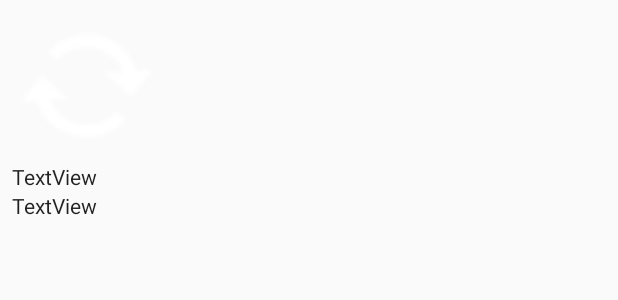
After one commit to monLenjojo/HOLTEK14thLamp, an Android app: the layout discover_recycler_layout.xml on its own in the app's theme, with its tools: preview values and no code run, on a phone screen of 412 x 824 dp. The commit adds this screen. Shown: the top 300 px of the screen. Run offline under Robolectric (Android 15) with nearby library versions, the phone set to English and light mode, and no system bars.

Commit message:
add discover activity and the function to download

```diff
--- a/app/src/main/AndroidManifest.xml
+++ b/app/src/main/AndroidManifest.xml
@@ -11,7 +11,8 @@
         android:roundIcon="@mipmap/ic_launcher_round"
         android:supportsRtl="true"
         android:theme="@style/AppTheme">
-        <activity android:name=".RegisterActivity"></activity>
+        <activity android:name=".DiscoverActivity"></activity>
+        <activity android:name=".RegisterActivity" />
         <activity android:name=".UserInfoActivity" />
         <activity android:name=".LoginActivity" />
         <activity android:name=".MainActivity">
--- a/app/src/main/java/com/tsc/holtek14th/LoginActivity.java
+++ b/app/src/main/java/com/tsc/holtek14th/LoginActivity.java
@@ -59,6 +59,7 @@ public class LoginActivity extends AppCompatActivity {
                 if (firebaseAuth.getCurrentUser() != null) {
                     setResult(RESULT_OK);
                     finish();
+                    overridePendingTransition(R.anim.slide_in_left, R.anim.slide_in_left);
                 }
             }
         });
@@ -99,6 +100,7 @@ public class LoginActivity extends AppCompatActivity {
                                         public void onClick(DialogInterface dialogInterface, int i) {
                                             Intent registerPage = new Intent(LoginActivity.this, RegisterActivity.class);
                                             startActivity(registerPage);
+                                            overridePendingTransition(R.anim.slide_in_left, R.anim.slide_in_left);
                                         }
                                     })
                                     .setPositiveButton("好", null)
@@ -113,6 +115,7 @@ public class LoginActivity extends AppCompatActivity {
     public void register(View view){
         Intent registerPage = new Intent(LoginActivity.this, RegisterActivity.class);
         startActivity(registerPage);
+        overridePendingTransition(R.anim.slide_in_left, R.anim.slide_in_left);
     }
 
     public void setUserDataSharedPreferences(FirebaseUser userAuth){
--- a/app/src/main/java/com/tsc/holtek14th/recyclerAdapter/MyLibraryRecyclerAdapter.java
+++ b/app/src/main/java/com/tsc/holtek14th/myLibraryFunction/MyLibraryRecyclerAdapter.java
@@ -1,4 +1,4 @@
-package com.tsc.holtek14th.recyclerAdapter;
+package com.tsc.holtek14th.myLibraryFunction;
 
 import android.content.Context;
 import android.support.annotation.NonNull;
--- a/app/src/main/java/com/tsc/holtek14th/recyclerFunction/MyLibraryRecyclerFunction.java
+++ b/app/src/main/java/com/tsc/holtek14th/myLibraryFunction/MyLibraryRecyclerFunction.java
@@ -1,4 +1,4 @@
-package com.tsc.holtek14th.recyclerFunction;
+package com.tsc.holtek14th.myLibraryFunction;
 
 import android.content.Context;
 import android.support.v7.widget.LinearLayoutManager;
@@ -11,7 +11,7 @@ import com.google.firebase.firestore.FirebaseFirestore;
 import com.google.firebase.firestore.FirebaseFirestoreException;
 import com.tsc.holtek14th.R;
 import com.tsc.holtek14th.javaBean.AllStoryFormat;
-import com.tsc.holtek14th.recyclerAdapter.MyLibraryRecyclerAdapter;
+import com.tsc.holtek14th.myLibraryFunction.MyLibraryRecyclerAdapter;
 
 import java.util.ArrayList;
 
--- /dev/null
+++ b/app/src/main/res/layout/discover_recycler_layout.xml
@@ -0,0 +1,32 @@
+<?xml version="1.0" encoding="utf-8"?>
+<LinearLayout xmlns:android="http://schemas.android.com/apk/res/android"
+    xmlns:app="http://schemas.android.com/apk/res-auto"
+    android:layout_width="wrap_content"
+    android:layout_height="wrap_content"
+    android:gravity="center_horizontal|center_vertical"
+    android:orientation="vertical"
+    android:padding="8sp">
+
+    <ImageView
+        android:id="@+id/imgStoryPhoto"
+        android:layout_width="100sp"
+        android:layout_height="100sp"
+        app:srcCompat="@android:drawable/stat_notify_sync_noanim" />
+
+    <TextView
+        android:id="@+id/txStoryName"
+        android:layout_width="match_parent"
+        android:layout_height="wrap_content"
+        android:text="TextView"
+        android:textAppearance="@style/TextAppearance.AppCompat.Large"
+        android:textSize="14sp" />
+
+    <TextView
+        android:id="@+id/txStoryEnglishName"
+        android:layout_width="match_parent"
+        android:layout_height="wrap_content"
+        android:text="TextView"
+        android:textAppearance="@style/TextAppearance.AppCompat.Large"
+        android:textSize="14sp" />
+
+</LinearLayout>
```
Also changed, not shown: app/src/main/java/com/tsc/holtek14th/DiscoverActivity.java (added, +53 -0 lines), app/src/main/java/com/tsc/holtek14th/MainActivity.java (+4 -9 lines), app/src/main/java/com/tsc/holtek14th/UserInfoActivity.java (+4 -3 lines), app/src/main/java/com/tsc/holtek14th/discoverFunction/DiscoverRecyclerAdapter.java (added, +58 -0 lines), app/src/main/java/com/tsc/holtek14th/discoverFunction/DiscoverRecyclerFunction.java (added, +54 -0 lines), app/src/main/res/layout/activity_discover.xml (added, +47 -0 lines).
